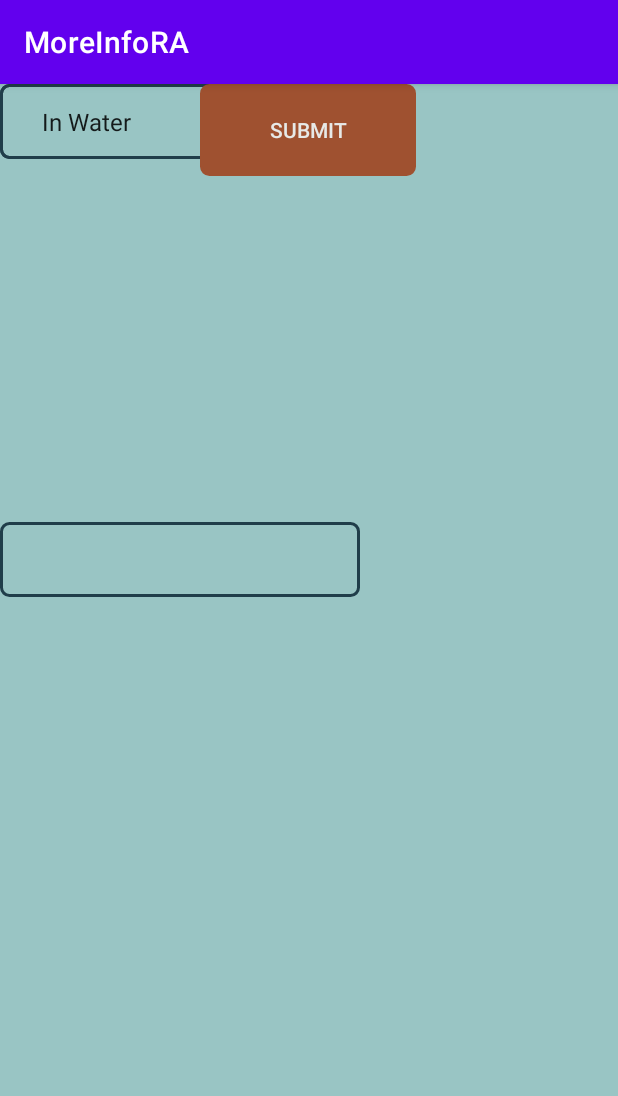
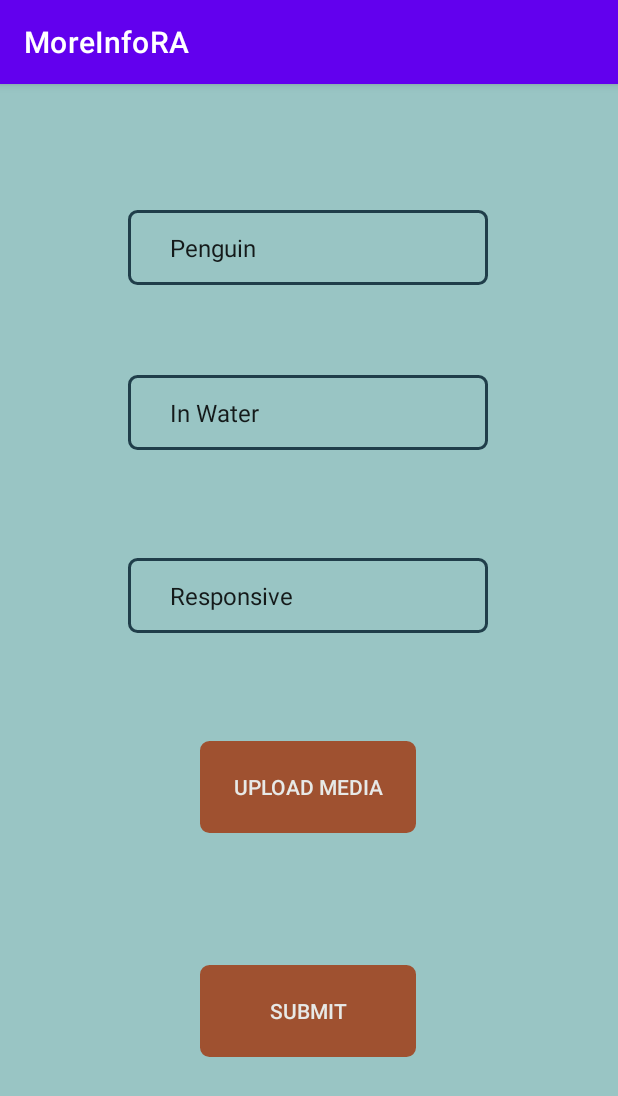
Before and after one commit to Gibsonchan98/MoreInfoRA, an Android app: the screen it shows after launch (MainActivity), after a tap on "SUBMIT", on a phone screen of 412 x 824 dp. Shown: the top 1096 px of the screen. Run offline under Robolectric (Android 15) with nearby library versions, the phone set to English and light mode, and no system bars; our stand-ins replace Firebase (no records; nobody signed in at launch, a user with empty details on screens opened directly); 1 statement that could not run was skipped.

```diff
--- a/app/build.gradle
+++ b/app/build.gradle
@@ -40,4 +40,5 @@ dependencies {
     implementation platform('com.google.firebase:firebase-bom:30.0.2')
     implementation 'com.google.firebase:firebase-database'
     implementation 'com.google.firebase:firebase-analytics'
+
 }
--- /dev/null
+++ b/app/src/main/java/com/moreinfo/Animal.java
@@ -0,0 +1,62 @@
+package com.moreinfo;
+
+import java.util.UUID;
+
+/*Class represent animal that is included in report*/
+public class Animal {
+    private String placement, condition, species, age;
+    private boolean safe;
+    private char sex;
+    private String animalID;
+
+    public Animal(){
+        generateID();
+    }
+
+    public Animal(String species,Boolean safe){
+        generateID();
+        setSpecies(species);
+        this.safe = safe;
+    }
+
+    public Animal(String species,String placement, String condition){
+        generateID();
+        setSpecies(species);
+        setCondition(condition);
+        setPlacement(placement);
+    }
+
+    public String getSpecies(){
+        return this.species;
+    }
+
+    public String getPlacement(){
+        return placement;
+    }
+
+    public String getCondition(){
+        return condition;
+    }
+
+    private void setPlacement(String placement){
+        this.placement = placement;
+    }
+
+    private void setCondition(String condition){
+        this.condition = condition;
+    }
+
+    private void setSpecies(String species){
+        this.species = species;
+    }
+
+    //generate unique ID for animal
+    private void generateID(){
+        this.animalID = "A" + UUID.randomUUID().toString();
+    }
+
+    public String getAnimalID(){
+        return this.animalID;
+    }
+
+}
--- a/app/src/main/java/com/moreinfo/Camera.java
+++ b/app/src/main/java/com/moreinfo/Camera.java
@@ -1,4 +1,6 @@
 package com.moreinfo;
 
 public class Camera {
+    private static final int CAMERA_PERMISSION_CODE= 101; //for user permission
+    private static final int CAMERA = 2; //for intent
 }
--- a/app/src/main/java/com/moreinfo/DAOReport.java
+++ b/app/src/main/java/com/moreinfo/DAOReport.java
@@ -9,6 +9,7 @@ import java.util.HashMap;
 public class DAOReport {
 
     private DatabaseReference dbReference;
+
 
     public DAOReport(){
         FirebaseDatabase dbRootNode = FirebaseDatabase.getInstance();
--- a/app/src/main/java/com/moreinfo/MainActivity.java
+++ b/app/src/main/java/com/moreinfo/MainActivity.java
@@ -1,9 +1,16 @@
 package com.moreinfo;
 
+import androidx.annotation.NonNull;
 import androidx.appcompat.app.AppCompatActivity;
 import androidx.appcompat.widget.AppCompatButton;
+import androidx.core.app.ActivityCompat;
+import androidx.core.content.ContextCompat;
 
+import android.Manifest;
+import android.content.Intent;
+import android.content.pm.PackageManager;
 import android.os.Bundle;
+import android.provider.MediaStore;
 import android.widget.ArrayAdapter;
 import android.widget.Spinner;
 import android.widget.Toast;
@@ -16,22 +23,40 @@ public class MainActivity extends AppCompatActivity {
     FirebaseDatabase database = FirebaseDatabase.getInstance();
     DatabaseReference myRef = database.getReference("message");
 
-    Spinner placeSpinner;
+    Spinner placeSpinner, conditionSpinner, speciesSpinner;
     ArrayAdapter<CharSequence> adapter;
-    AppCompatButton submitBtn;
+    AppCompatButton submitBtn, mediaBtn;
+    private final int RequestPermissionCode = 2;
 
     @Override
     protected void onCreate(Bundle savedInstanceState) {
         super.onCreate(savedInstanceState);
         setContentView(R.layout.activity_main);
 
+        //initialize spinners
         placeSpinner = (Spinner) findViewById(R.id.spinner_placement);
+        conditionSpinner = (Spinner) findViewById(R.id.spinner_condition);
+        speciesSpinner = (Spinner) findViewById(R.id.spinner_species);
+        //populate spinner placement
+
         adapter = ArrayAdapter.createFromResource(this,
                 R.array.placement_array, android.R.layout.simple_spinner_item);
         adapter.setDropDownViewResource(android.R.layout.simple_spinner_dropdown_item);
         placeSpinner.setAdapter(adapter);
 
+        //populate spinner condition
+        adapter = ArrayAdapter.createFromResource(this,
+                R.array.condition_array, android.R.layout.simple_spinner_item);
+        conditionSpinner.setAdapter(adapter);
+        //populate spinner species
+        adapter = ArrayAdapter.createFromResource(this,
+                R.array.species_array, android.R.layout.simple_spinner_item);
+        speciesSpinner.setAdapter(adapter);
+
+        //initialize buttons
         submitBtn = findViewById(R.id.btn_submit);
+        mediaBtn = findViewById(R.id.btn_media);
+
 
 
         DAOReport daoR = new DAOReport();
@@ -40,11 +65,13 @@ public class MainActivity extends AppCompatActivity {
         //call add from daoR
         submitBtn.setOnClickListener(v->
         {
-            Report report = new Report(placeSpinner.getSelectedItem().toString());
-            //Log.i("This is value"+ report.getPlacement());
+            String place = placeSpinner.getSelectedItem().toString();
+            String cond = conditionSpinner.getSelectedItem().toString();
+            String species = speciesSpinner.getSelectedItem().toString();
+            Report report = new Report(place,species,cond);
             daoR.add(report).addOnSuccessListener(suc->
             {
-                Toast.makeText(this,"Report is saved",Toast.LENGTH_SHORT).show();
+                Toast.makeText(this,"Report Submitted",Toast.LENGTH_SHORT).show();
             }).addOnFailureListener(er->{
                 Toast.makeText(this,""+er.getMessage(),Toast.LENGTH_SHORT).show();
             });
@@ -52,5 +79,35 @@ public class MainActivity extends AppCompatActivity {
 
         //For hashmap, UID or RID will be used as key to update and manage it
 
+        //event listener for mediabtn
+        mediaBtn.setOnClickListener(v->{
+            if(hasCameraPermission()){
+                openCamera();
+            }else {
+                requestPermission();
+            }
+        });
+
     }
+
+
+    //returns true if permission is granted
+    private boolean hasCameraPermission() {
+        return ContextCompat.checkSelfPermission(MainActivity.this, Manifest.permission.CAMERA)
+                == PackageManager.PERMISSION_GRANTED;
+    }
+
+    private void requestPermission() {
+        ActivityCompat.requestPermissions(MainActivity.this, new String[]
+                {Manifest.permission.CAMERA}, RequestPermissionCode);
+    }
+
+    //intent to start CameraActivity fragment
+    private void openCamera(){
+        Intent intent = new Intent(this, CameraActivity.class);
+        startActivity(intent);
+    }
+
+
+
 }
--- a/app/src/main/java/com/moreinfo/Organization.java
+++ b/app/src/main/java/com/moreinfo/Organization.java
@@ -1,4 +1,8 @@
 package com.moreinfo;
 
 public class Organization {
+
+    private String organizationID, name;
+    private int zipcode;
+
 }
--- a/app/src/main/res/layout/activity_main.xml
+++ b/app/src/main/res/layout/activity_main.xml
@@ -12,6 +12,7 @@
         android:id="@+id/btn_submit"
         android:layout_width="144dp"
         android:layout_height="61dp"
+        android:layout_marginTop="88dp"
         android:background="@drawable/rectangular_bg"
         android:backgroundTint="@color/chestnut"
         android:text="Submit"
@@ -19,43 +20,70 @@
         app:layout_constraintEnd_toEndOf="parent"
         app:layout_constraintHorizontal_bias="0.498"
         app:layout_constraintStart_toStartOf="parent"
-        tools:layout_editor_absoluteY="595dp" />
+        app:layout_constraintTop_toBottomOf="@+id/btn_media" />
 
     <Spinner
         android:id="@+id/spinner_placement"
         android:layout_width="240dp"
         android:layout_height="50dp"
+        android:layout_marginTop="60dp"
         android:background="@drawable/rectangular_bg"
         android:paddingLeft="20dp"
         android:paddingTop="13dp"
         android:paddingRight="20dp"
         android:paddingBottom="13dp"
-        tools:layout_editor_absoluteX="85dp"
-        tools:layout_editor_absoluteY="192dp" />
+        app:layout_constraintEnd_toEndOf="@+id/spinner_species"
+        app:layout_constraintHorizontal_bias="0.0"
+        app:layout_constraintStart_toStartOf="@+id/spinner_species"
+        app:layout_constraintTop_toBottomOf="@+id/spinner_species" />
 
     <Spinner
         android:id="@+id/spinner_species"
         android:layout_width="240dp"
         android:layout_height="50dp"
+        android:layout_marginTop="84dp"
         android:background="@drawable/rectangular_bg"
         android:paddingLeft="20dp"
         android:paddingTop="13dp"
         android:paddingRight="20dp"
         android:paddingBottom="13dp"
-        tools:layout_editor_absoluteX="85dp"
-        tools:layout_editor_absoluteY="90dp" />
+        app:layout_constraintEnd_toEndOf="parent"
+        app:layout_constraintHorizontal_bias="0.497"
+        app:layout_constraintStart_toStartOf="parent"
+        app:layout_constraintTop_toTopOf="parent" />
 
     <Spinner
         android:id="@+id/spinner_condition"
         android:layout_width="240dp"
         android:layout_height="50dp"
-        android:layout_marginTop="292dp"
+        android:layout_marginTop="72dp"
         android:background="@drawable/rectangular_bg"
         android:paddingLeft="20dp"
         android:paddingTop="13dp"
         android:paddingRight="20dp"
         android:paddingBottom="13dp"
-        app:layout_constraintTop_toTopOf="parent"
-        tools:layout_editor_absoluteX="85dp" />
+
+        app:layout_constraintEnd_toEndOf="@+id/spinner_placement"
+        app:layout_constraintHorizontal_bias="0.0"
+        app:layout_constraintStart_toStartOf="@+id/spinner_placement"
+        app:layout_constraintTop_toBottomOf="@+id/spinner_placement" />
+
+    <androidx.appcompat.widget.AppCompatButton
+        android:id="@+id/btn_media"
+        android:layout_width="144dp"
+        android:layout_height="61dp"
+        android:layout_marginTop="72dp"
+        android:text="Upload Media"
+        android:background="@drawable/rectangular_bg"
+        android:backgroundTint="@color/chestnut"
+        android:textColor="@color/platinum"
+        android:paddingLeft="20dp"
+        android:paddingTop="13dp"
+        android:paddingRight="20dp"
+        android:paddingBottom="13dp"
+        app:layout_constraintEnd_toEndOf="@+id/spinner_condition"
+        app:layout_constraintHorizontal_bias="0.498"
+        app:layout_constraintStart_toStartOf="@+id/spinner_condition"
+        app:layout_constraintTop_toBottomOf="@+id/spinner_condition" />
 
 </androidx.constraintlayout.widget.ConstraintLayout>
--- a/app/src/main/res/values/strings.xml
+++ b/app/src/main/res/values/strings.xml
@@ -13,4 +13,12 @@
         <item>Dormant</item>
         <item>Tangled</item>
     </string-array>
+
+    <string-array name="species_array">
+        <item>Penguin</item>
+        <item>Whale</item>
+        <item>Dolphin</item>
+        <item>Sea Lion</item>
+        <item>Seal</item>
+    </string-array>
 </resources>
```
Also changed, not shown: app/src/main/AndroidManifest.xml (+8 -7 lines), app/src/main/java/com/moreinfo/CameraActivity.java (added, +19 -0 lines), app/src/main/java/com/moreinfo/Report.java (+16 -19 lines), app/src/main/res/layout/activity_camera.xml (added, +29 -0 lines).
